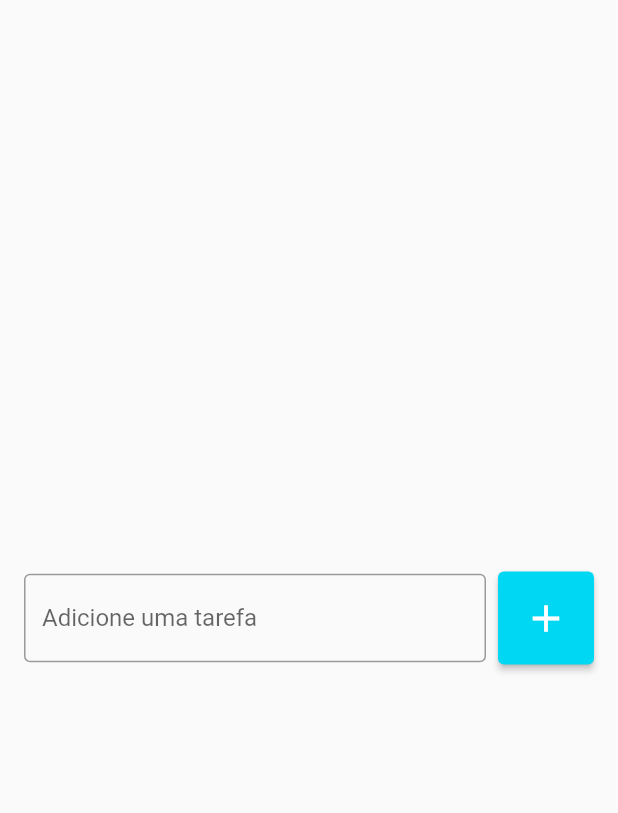
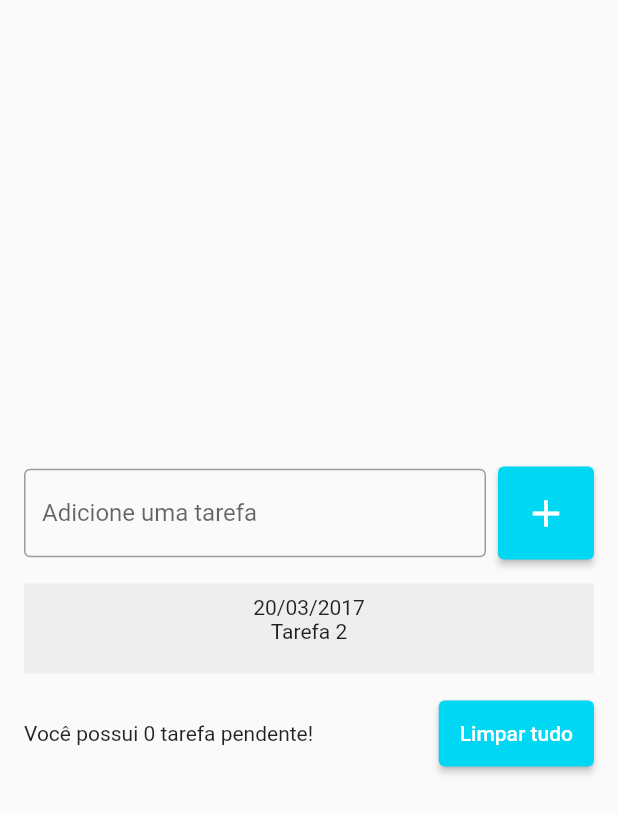
Before and after one commit to eduandev/todo-list, a Flutter app: the screen it shows after launch, after a tap on the "add" icon, on a phone screen of 412 x 824 dp. Shown: the top 813 px of the screen. Run offline on Flutter 3.47's test engine with Material 2 defaults, Android fonts, the phone set to English and light mode, and no system bars.

Commit message:
class TodoListItem

```diff
--- a/lib/pages/todo_list_page.dart
+++ b/lib/pages/todo_list_page.dart
@@ -1,9 +1,20 @@
+import 'package:flutter/cupertino.dart';
 import 'package:flutter/material.dart';
 
-class TodoListPage extends StatelessWidget {
+import '../widgets/todo_list_item.dart';
+
+
+class TodoListPage extends StatefulWidget {
      TodoListPage({Key? key}) : super(key: key);
 
-  final TextEditingController emailController = TextEditingController();
+  @override
+  State<TodoListPage> createState() => _TodoListPageState();
+}
+
+class _TodoListPageState extends State<TodoListPage> {
+  final TextEditingController todoController = TextEditingController();
+
+  List<String> todos = [];
 
   @override
   Widget build(BuildContext context) {
@@ -11,21 +22,31 @@ class TodoListPage extends StatelessWidget {
       body: Center(
         child: Padding(
           padding: const EdgeInsets.symmetric(horizontal: 16),
-          child: Row(
+          child: Column(
+            mainAxisSize: MainAxisSize.min,
+            children: [
+              Row(
                 children: [
                   Expanded(
                     child: TextField(
+                      controller: todoController,
                       decoration: InputDecoration(
                         border: OutlineInputBorder(),
                         hintText: 'Adicione uma tarefa',
                       ),
                     ),
                   ),
-
-              SizedBox(width: 8,),
-
+                  SizedBox(
+                    width: 8,
+                  ),
                   ElevatedButton(
-                  onPressed: () {},
+                      onPressed: () {
+                        String text = todoController.text;
+                        setState(() {
+                          todos.add(text);
+                        });
+                        todoController.clear();
+                      },
                       style: ElevatedButton.styleFrom(
                         primary: Color(0xff00d7f3),
                         padding: EdgeInsets.all(16),
@@ -37,13 +58,47 @@ class TodoListPage extends StatelessWidget {
                   ),
                 ],
               ),
+              SizedBox(
+                height: 16,
+              ),
+              Flexible(
+                child: ListView(
+                  shrinkWrap: true,
+                  children: [
+                   for(String todo in todos)
+                     TodoListItem(),
+                  ],
+                ),
+              ),
+              SizedBox(
+                height: 16,
+              ),
+              Row(
+                children: [
+                  Expanded(
+                    child: Text(
+                      'Você possui 0 tarefa pendente!',
+                    ),
+                  ),
+                  SizedBox(
+                    width: 8,
+                  ),
+                  ElevatedButton(
+                    onPressed: () {},
+                    style: ElevatedButton.styleFrom(
+                      primary: Color(0xff00d7f3),
+                      padding: EdgeInsets.all(14),
+                    ),
+                    child: Text(
+                      'Limpar tudo'
+                    ),
+                  ),
+                ],
+              ),
+            ],
+          ),
         ),
       ),
     );
   }
-
-  void login() {
-    String text = emailController.text;
-    print(text);
 }
-}
--- /dev/null
+++ b/lib/widgets/todo_list_item.dart
@@ -0,0 +1,22 @@
+import 'package:flutter/material.dart';
+
+class TodoListItem extends StatelessWidget {
+  const TodoListItem({Key? key}) : super(key: key);
+
+  @override
+  Widget build(BuildContext context) {
+    return Container(
+      color: Colors.grey[200],
+      height: 60,
+      child: Padding(
+        padding: const EdgeInsets.all(8.0),
+        child: Column(
+          children: [
+            Text('20/03/2017'),
+            Text('Tarefa 2'),
+          ],
+        ),
+      ),
+    );
+  }
+}
```
Lines whose indentation alone changed are shown as unchanged.
